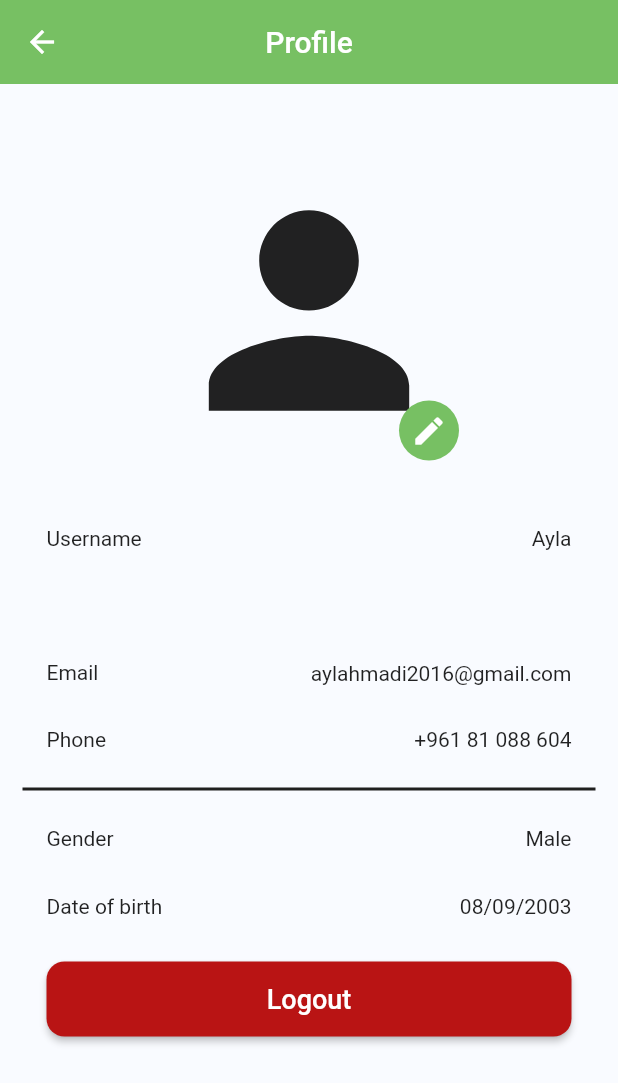
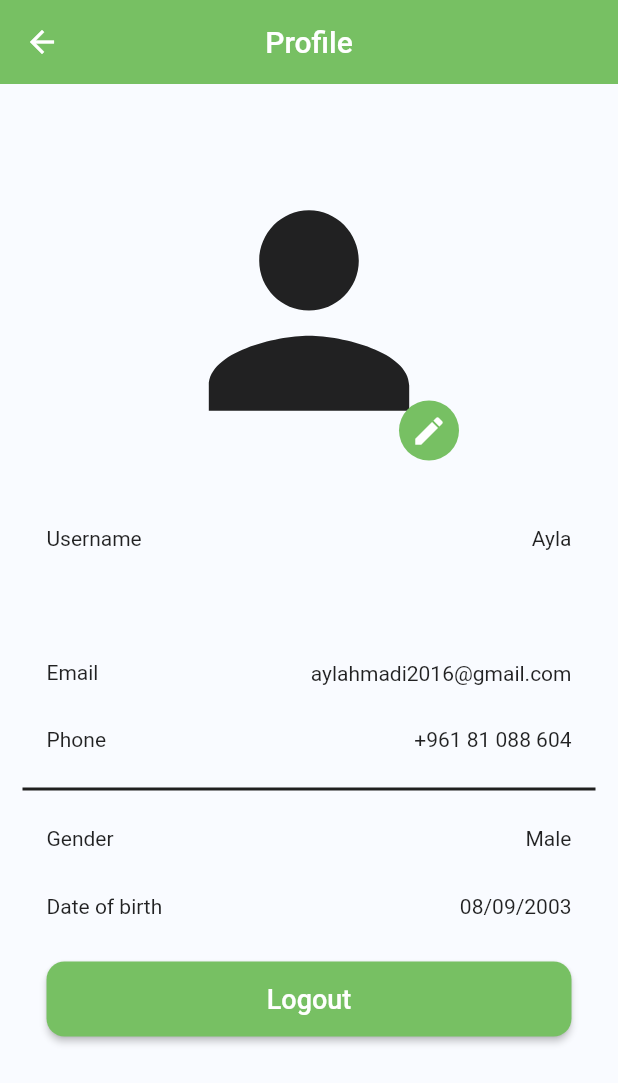
Before and after one commit to Hacktivists-AUB/Need2Give-frontend, a Flutter app: the Profile screen opened directly, on a phone screen of 412 x 824 dp. Shown: the top 1083 px of the screen. Run offline on Flutter 3.47's test engine with Material 2 defaults, Android fonts, the phone set to English and light mode, and no system bars; our stand-ins replace carousel_slider, flutter_dotenv, flutter_map, flutter_signin_button, font_awesome_flutter, geolocator and 5 more; accounts and stored records are empty.

```diff
--- a/need2give/lib/constants/global.dart
+++ b/need2give/lib/constants/global.dart
@@ -3,6 +3,7 @@ import "package:flutter_dotenv/flutter_dotenv.dart";
 
 class Global {
   static final url = dotenv.env['BACKEND_URL'];
+  static const mapUrl = 'https://{s}.tile.openstreetmap.org/{z}/{x}/{y}.png';
   static const darkGreen = Color.fromARGB(255, 57, 122, 76);
   static const mediumGreen = Color.fromARGB(255, 86, 147, 88);
   static const green = Color.fromARGB(255, 119, 192, 99);
--- a/need2give/lib/screens/user/map.dart
+++ b/need2give/lib/screens/user/map.dart
@@ -92,8 +92,7 @@ class _MapScreenState extends State<MapScreen> {
               TileLayer(
                 minZoom: 8,
                 maxZoom: 18.0,
-                urlTemplate:
-                    'https://{s}.tile.openstreetmap.org/{z}/{x}/{y}.png',
+                urlTemplate: Global.mapUrl,
                 subdomains: const ['a', 'b', 'c'],
               ),
               MarkerLayer(
--- a/need2give/lib/screens/user/profile.dart
+++ b/need2give/lib/screens/user/profile.dart
@@ -163,7 +163,7 @@ class Profile extends StatelessWidget {
               ),
               Padding(
                   padding: const EdgeInsets.only(left: 16, top: 24, right: 16),
-                  child: RedButton(text: "Logout", onPressed: () {})),
+                  child: Button(text: "Logout", onPressed: () {})),
             ],
           ),
         ),
--- a/need2give/lib/widgets/button.dart
+++ b/need2give/lib/widgets/button.dart
@@ -17,35 +17,6 @@ class Button extends StatelessWidget {
       onPressed: onPressed,
       style: ElevatedButton.styleFrom(
         backgroundColor: Global.green,
-        minimumSize: const Size(double.infinity, 50),
-        shape: RoundedRectangleBorder(
-          borderRadius: BorderRadius.circular(12),
-        ),
-      ),
-      child: Text(
-        text,
-        style: const TextStyle(fontSize: 18),
-      ),
-    );
-  }
-}
-
-class RedButton extends StatelessWidget {
-  final String text;
-  final VoidCallback onPressed;
-
-  const RedButton({
-    super.key,
-    required this.text,
-    required this.onPressed,
-  });
-
-  @override
-  Widget build(BuildContext context) {
-    return ElevatedButton(
-      onPressed: onPressed,
-      style: ElevatedButton.styleFrom(
-        backgroundColor: Global.markerColor,
         minimumSize: const Size(double.infinity, 50),
         shape: RoundedRectangleBorder(
           borderRadius: BorderRadius.circular(12),
--- a/need2give/lib/widgets/location_picker.dart
+++ b/need2give/lib/widgets/location_picker.dart
@@ -59,8 +59,7 @@ class _LocationPickerState extends State<LocationPicker> {
                 TileLayer(
                   minZoom: 8,
                   maxZoom: 18.0,
-                  urlTemplate:
-                      'https://{s}.tile.openstreetmap.org/{z}/{x}/{y}.png',
+                  urlTemplate: Global.mapUrl,
                   subdomains: const ['a', 'b', 'c'],
                 ),
                 MarkerLayer(
--- a/need2give/lib/widgets/textfield.dart
+++ b/need2give/lib/widgets/textfield.dart
@@ -28,12 +28,6 @@ class Input extends StatefulWidget {
 
 class _InputState extends State<Input> {
   bool _isVisible = false;
-
-  @override
-  void dispose() {
-    widget.controller.dispose();
-    super.dispose();
-  }
 
   @override
   Widget build(BuildContext context) {
```
Also changed, not shown: need2give/lib/screens/donation_center/add_item.dart (+0 -9 lines), need2give/lib/screens/user/donation_center/about_us.dart (+78 -4 lines).
